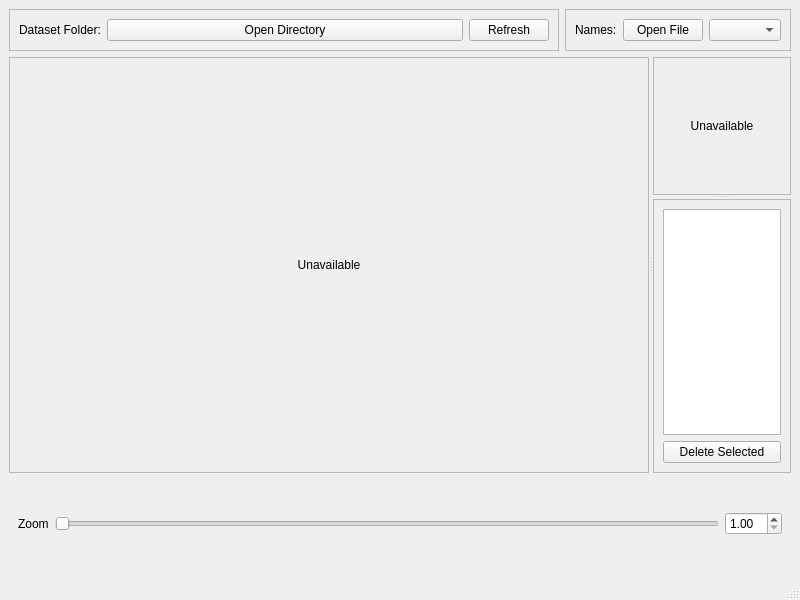
First picture: the form in util/ical_mark/icalmark.ui, repository jamesljlster/ican_mark, before the edit.
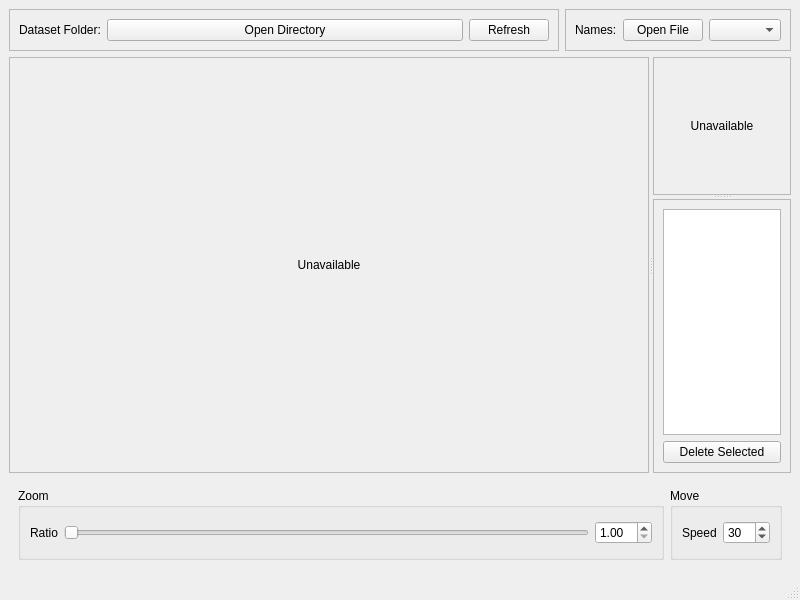
Second picture: the form after the edit. The open tabs and pages were chosen to show the change. Custom widgets are drawn as their Qt base class.

Commit message: Add image region moving speed controller

```diff
--- a/util/ical_mark/icalmark.ui
+++ b/util/ical_mark/icalmark.ui
@@ -409,10 +409,24 @@
        </property>
        <layout class="QHBoxLayout" name="horizontalLayout_2">
         <item>
-         <widget class="QLabel" name="label">
-          <property name="text">
+         <widget class="QGroupBox" name="groupBox">
+          <property name="sizePolicy">
+           <sizepolicy hsizetype="Preferred" vsizetype="Preferred">
+            <horstretch>1</horstretch>
+            <verstretch>0</verstretch>
+           </sizepolicy>
+          </property>
+          <property name="title">
            <string>Zoom</string>
           </property>
+          <layout class="QGridLayout" name="gridLayout_8">
+           <item row="0" column="0">
+            <layout class="QHBoxLayout" name="horizontalLayout_6">
+             <item>
+              <widget class="QLabel" name="label_4">
+               <property name="text">
+                <string>Ratio</string>
+               </property>
          </widget>
         </item>
         <item>
@@ -439,6 +453,44 @@
           <property name="maximum">
            <double>10.000000000000000</double>
           </property>
+              </widget>
+             </item>
+            </layout>
+           </item>
+          </layout>
+         </widget>
+        </item>
+        <item>
+         <widget class="QGroupBox" name="groupBox_2">
+          <property name="title">
+           <string>Move</string>
+          </property>
+          <layout class="QGridLayout" name="gridLayout_9">
+           <item row="0" column="0">
+            <layout class="QHBoxLayout" name="horizontalLayout_7">
+             <item>
+              <widget class="QLabel" name="label_5">
+               <property name="text">
+                <string>Speed</string>
+               </property>
+              </widget>
+             </item>
+             <item>
+              <widget class="QSpinBox" name="moveSpeed">
+               <property name="minimum">
+                <number>1</number>
+               </property>
+               <property name="maximum">
+                <number>360</number>
+               </property>
+               <property name="value">
+                <number>30</number>
+               </property>
+              </widget>
+             </item>
+            </layout>
+           </item>
+          </layout>
          </widget>
         </item>
        </layout>
```
Left out of the diff: 2 changed lines with no effect on the pictures. Lines whose indentation alone changed are shown as unchanged. The commit also changes 2 other files.
